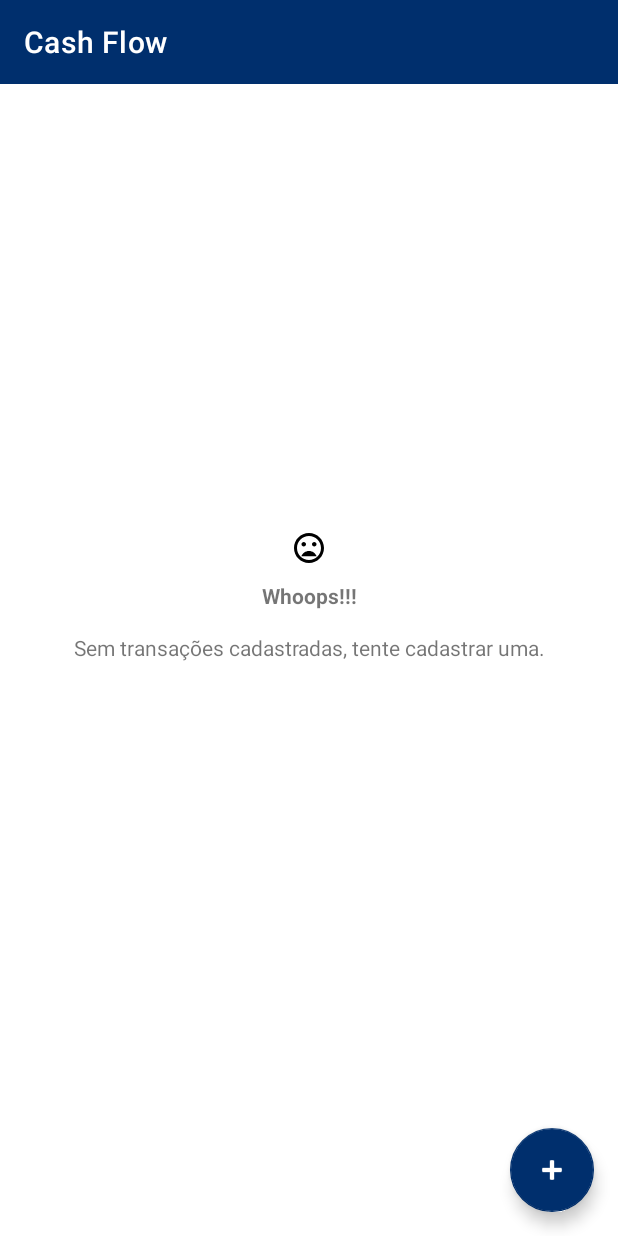
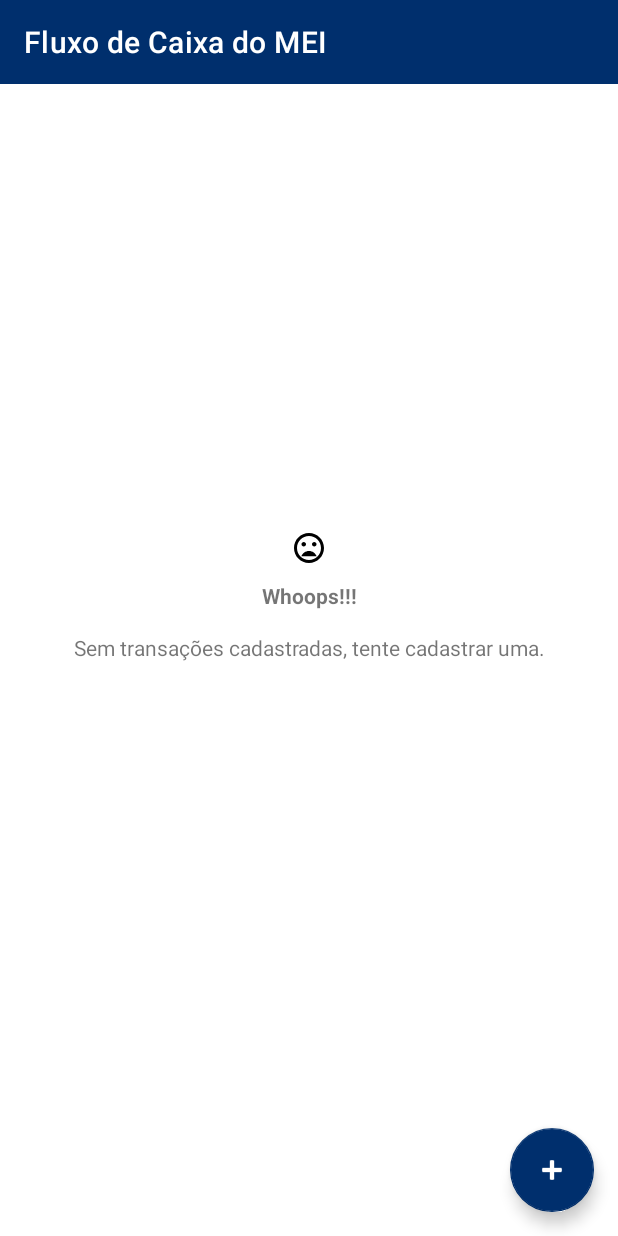
Before and after one commit to felipedavi/CashFlow, an Android app: the screen it shows after launch (MainActivity), on a phone screen of 412 x 824 dp. Run offline under Robolectric (Android 15) with nearby library versions, the phone set to English and light mode, and no system bars; our stand-ins replace Room's generated code, navigation-ui; libraries missing offline, so code that uses them is left out: com.jakewharton.threetenabp; 1 statement that could not run was skipped.

Commit message:
feat: alterar o nome do aplicativo para "Fluxo de Caixa do MEI"

```diff
--- a/app/src/main/res/values/strings.xml
+++ b/app/src/main/res/values/strings.xml
@@ -1,6 +1,5 @@
-<resources xmlns:tools="http://schemas.android.com/tools"
-    tools:locale="pt">
-    <string name="app_name">Cash Flow</string>
+<resources xmlns:tools="http://schemas.android.com/tools" tools:locale="pt">
+    <string name="app_name">Fluxo de Caixa do MEI</string>
     <!-- General -->
     <string name="rc_content_desc">Transaction Listing</string>
     <string name="fab_content_desc">add new transaction</string>
```
